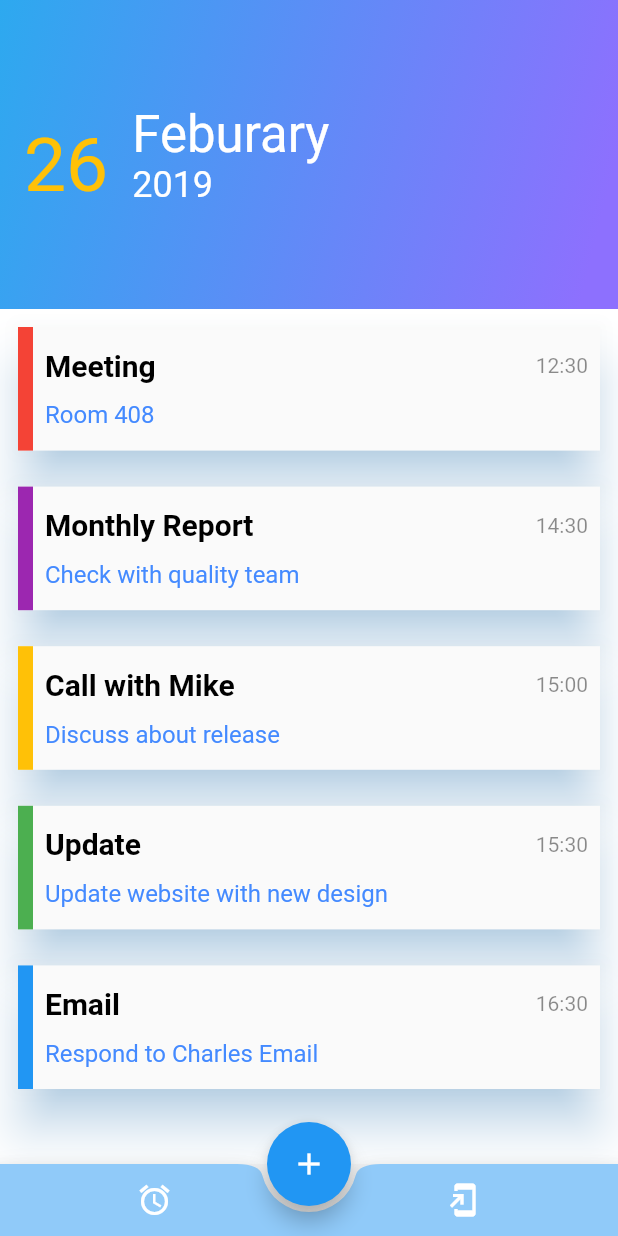
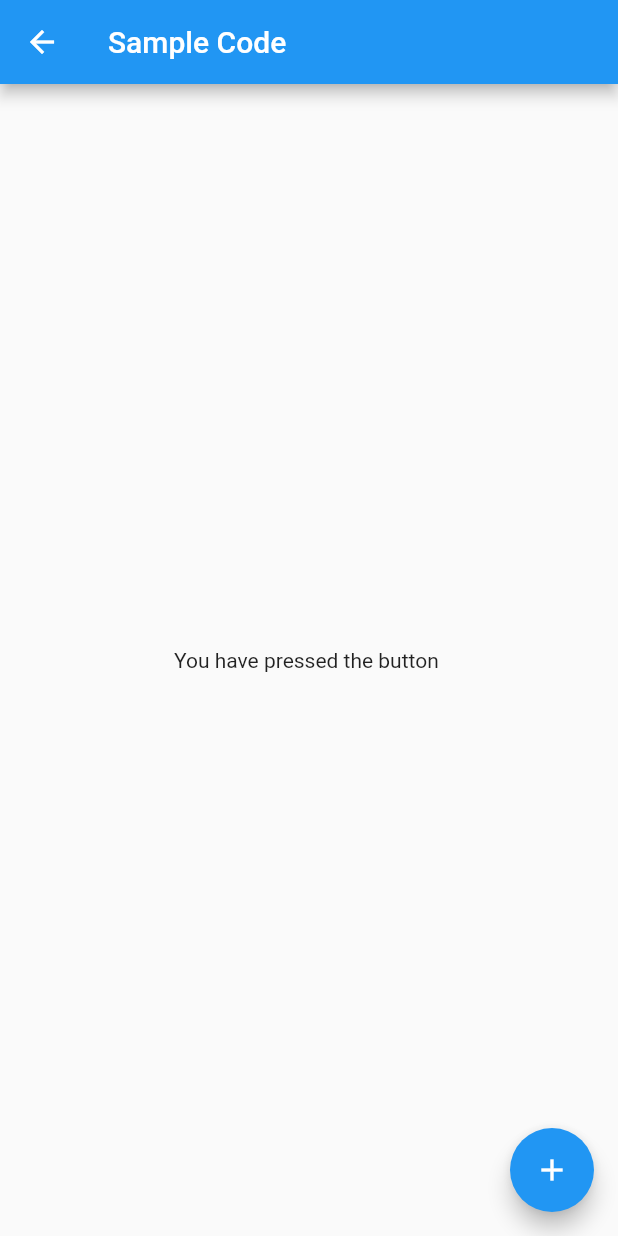
Before and after one commit to truongvn-saigontech/flutter-todo-app, a Flutter app: the screen it shows after launch, after a tap on the "add" icon, on a phone screen of 412 x 824 dp. Run offline on Flutter 3.47's test engine with Material 2 defaults, Android fonts, the phone set to English and light mode, and no system bars.

Commit message:
implement flutter router navigation

```diff
--- a/lib/components/swipe_list.dart
+++ b/lib/components/swipe_list.dart
@@ -1,4 +1,5 @@
 import 'package:flutter/material.dart';
+import 'package:to_do_app/configs/routes/tasks.dart';
 import 'package:to_do_app/models/task.model.dart';
 
 List<TaskModel> tasks = List.from([
@@ -34,6 +35,8 @@ class SwipeList extends StatelessWidget {
           itemCount: tasks.length,
           itemBuilder: (BuildContext context, int index) {
             return Dismissible(
+              confirmDismiss: (DismissDirection direction) =>
+                  handleConfirmDismiss(direction, context),
               key: Key(index.toString()),
               secondaryBackground: Container(
                 color: tasks[index].status,
@@ -60,6 +63,17 @@ class SwipeList extends StatelessWidget {
         ),
       ),
     );
+  }
+
+  bool get newMethod => false;
+
+  Future<bool> handleConfirmDismiss(
+      DismissDirection direction, BuildContext context) async {
+    if (direction == DismissDirection.endToStart) {
+      Navigator.pushNamed(context, MANAGE_TASK);
+    }
+
+    return false;
   }
 }
 
--- /dev/null
+++ b/lib/configs/routes/calendar.dart
@@ -0,0 +1,2 @@
+
+const String CALENDAR_PATH = '/calendar';
--- /dev/null
+++ b/lib/configs/routes/tasks.dart
@@ -0,0 +1,2 @@
+const String LIST_TASKS_PATH = '/list-tasks';
+const String MANAGE_TASK = '/manage-task';
--- a/lib/main.dart
+++ b/lib/main.dart
@@ -1,7 +1,9 @@
 import 'package:flutter/material.dart';
-import 'package:to_do_app/components/header.dart';
-
-import 'components/swipe_list.dart';
+import 'package:to_do_app/configs/routes/calendar.dart';
+import 'package:to_do_app/screens/calendar.screen.dart';
+import 'package:to_do_app/screens/list_tasks.screen.dart';
+import 'package:to_do_app/screens/manage_task.screen.dart';
+import 'configs/routes/tasks.dart';
 
 void main() {
   runApp(MyApp());
@@ -15,68 +17,14 @@ class MyApp extends StatelessWidget {
       theme: ThemeData(
         primarySwatch: Colors.blue,
       ),
-      home: MyHomePage(title: 'Flutter Demo Home Page'),
+      // home: ListTasksScreen(title: 'Flutter Demo Home Page'),
+      initialRoute: LIST_TASKS_PATH,
+      routes: {
+        LIST_TASKS_PATH: (context) =>
+            ListTasksScreen(title: 'Flutter Demo Home Page'),
+        MANAGE_TASK: (context) => const ManageTaskScreen(),
+        CALENDAR_PATH: (context) => const CalendarScreen(),
+      },
     );
   }
 }
-
-class MyHomePage extends StatefulWidget {
-  MyHomePage({Key? key, required this.title}) : super(key: key);
-
-  final String title;
-
-  @override
-  _MyHomePageState createState() => _MyHomePageState();
-}
-
-class _MyHomePageState extends State<MyHomePage> {
-  int _counter = 0;
-
-  void _incrementCounter() {
-    print(_counter);
-    setState(() {
-      _counter++;
-    });
-  }
-
-  @override
-  Widget build(BuildContext context) {
-    return Scaffold(
-      body: Container(
-        height: MediaQuery.of(context).size.height,
-        width: MediaQuery.of(context).size.width,
-        color: Colors.white,
-        child: Stack(
-          children: <Widget>[HeaderWrapper(), SwipeList()],
-        ),
-      ),
-      floatingActionButton: FloatingActionButton(
-        onPressed: _incrementCounter,
-        tooltip: 'Increment',
-        child: Icon(Icons.add),
-      ),
-      floatingActionButtonLocation: FloatingActionButtonLocation.centerDocked,
-      bottomNavigationBar: BottomAppBar(
-        color: Colors.blue[200],
-        shape: const CircularNotchedRectangle(),
-        child: Row(
-          mainAxisSize: MainAxisSize.max,
-          mainAxisAlignment: MainAxisAlignment.spaceAround,
-          children: <Widget>[
-            IconButton(
-                onPressed: () {},
-                icon: Icon(
-                  Icons.access_alarm_sharp,
-                  color: Colors.white,
-                )),
-            IconButton(
-              onPressed: () {},
-              icon: Icon(Icons.add_to_home_screen),
-              color: Colors.white,
-            )
-          ],
-        ),
-      ),
-    );
-  }
-}
--- /dev/null
+++ b/lib/screens/calendar.screen.dart
@@ -0,0 +1,16 @@
+import 'package:flutter/material.dart';
+class CalendarScreen extends StatefulWidget {
+  const CalendarScreen({ Key? key }) : super(key: key);
+
+  @override
+  _CalendarScreenState createState() => _CalendarScreenState();
+}
+
+class _CalendarScreenState extends State<CalendarScreen> {
+  @override
+  Widget build(BuildContext context) {
+    return Container(
+
+    );
+  }
+}
--- /dev/null
+++ b/lib/screens/list_tasks.screen.dart
@@ -0,0 +1,62 @@
+import 'package:flutter/material.dart';
+import 'package:to_do_app/components/header.dart';
+import 'package:to_do_app/components/swipe_list.dart';
+import 'package:to_do_app/configs/routes/tasks.dart';
+
+class ListTasksScreen extends StatefulWidget {
+  ListTasksScreen({Key? key, required this.title}) : super(key: key);
+
+  final String title;
+
+  @override
+  _ListTasksScreenState createState() => _ListTasksScreenState();
+}
+
+class _ListTasksScreenState extends State<ListTasksScreen> {
+
+  void _incrementCounter() {
+    Navigator.pushNamed(context, MANAGE_TASK);
+  }
+
+  @override
+  Widget build(BuildContext context) {
+    return Scaffold(
+      body: Container(
+        height: MediaQuery.of(context).size.height,
+        width: MediaQuery.of(context).size.width,
+        color: Colors.white,
+        child: Stack(
+          children: <Widget>[HeaderWrapper(), SwipeList()],
+        ),
+      ),
+      floatingActionButton: FloatingActionButton(
+        onPressed: _incrementCounter,
+        tooltip: 'Increment',
+        child: Icon(Icons.add),
+      ),
+      floatingActionButtonLocation: FloatingActionButtonLocation.centerDocked,
+      bottomNavigationBar: BottomAppBar(
+        color: Colors.blue[200],
+        shape: const CircularNotchedRectangle(),
+        child: Row(
+          mainAxisSize: MainAxisSize.max,
+          mainAxisAlignment: MainAxisAlignment.spaceAround,
+          children: <Widget>[
+            IconButton(
+              onPressed: () {},
+              icon: Icon(
+                Icons.access_alarm_sharp,
+                color: Colors.white,
+              ),
+            ),
+            IconButton(
+              onPressed: () {},
+              icon: Icon(Icons.home),
+              color: Colors.white,
+            )
+          ],
+        ),
+      ),
+    );
+  }
+}
--- /dev/null
+++ b/lib/screens/manage_task.screen.dart
@@ -0,0 +1,25 @@
+import 'package:flutter/material.dart';
+
+class ManageTaskScreen extends StatefulWidget {
+  const ManageTaskScreen({Key? key}) : super(key: key);
+
+  @override
+  _ManageTaskScreenState createState() => _ManageTaskScreenState();
+}
+
+class _ManageTaskScreenState extends State<ManageTaskScreen> {
+  @override
+  Widget build(BuildContext context) {
+    return Scaffold(
+      appBar: AppBar(
+        title: const Text('Sample Code'),
+      ),
+      body: Center(child: Text('You have pressed the button ')),
+      floatingActionButton: FloatingActionButton(
+        onPressed: () => {},
+        tooltip: 'Increment Counter',
+        child: const Icon(Icons.add),
+      ),
+    );
+  }
+}
```
